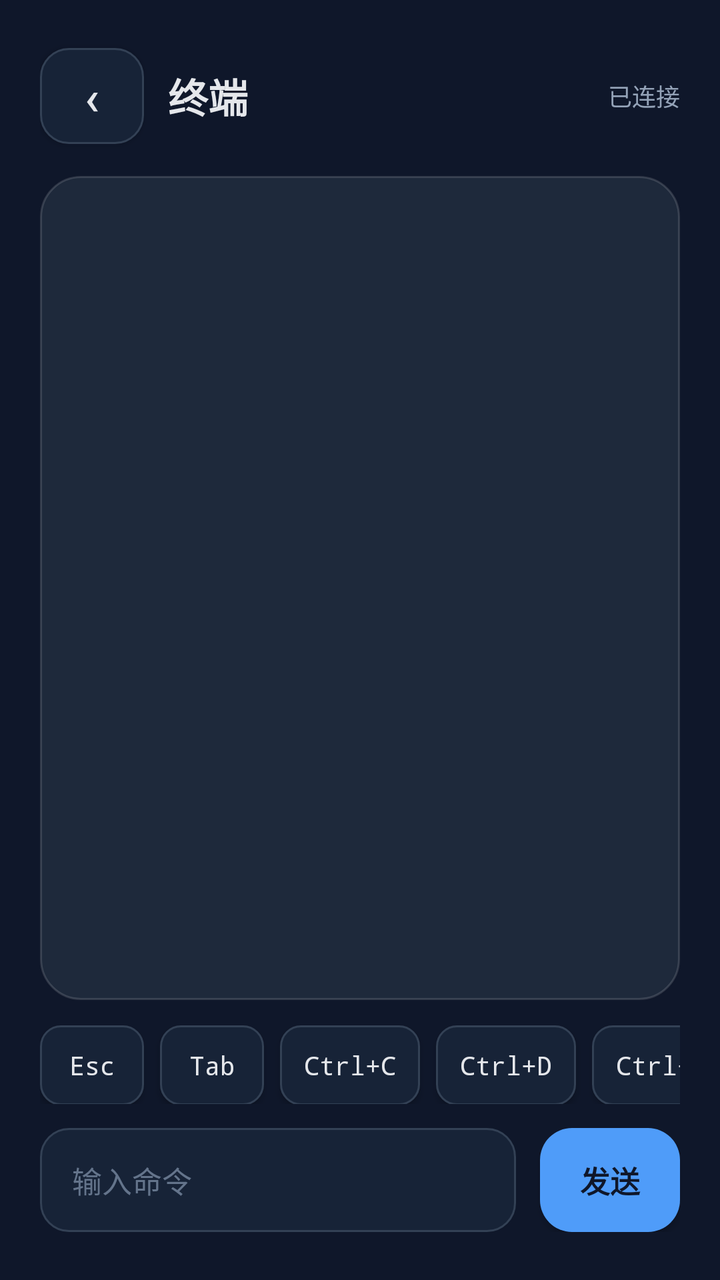
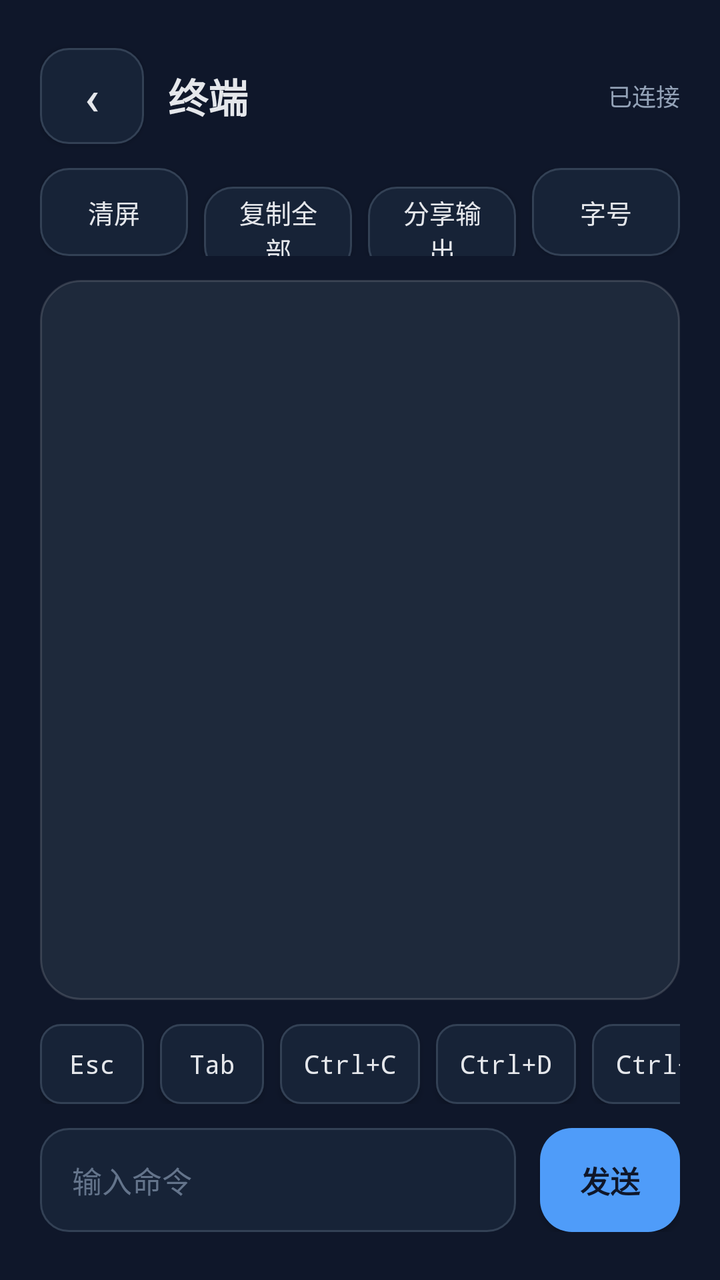

Compare the two renders of this Android layout. The source of the first and the diff that turns it into the second are given below.
<!-- AndroidManifest.xml: application theme Theme.CasdonLink -->
<!-- res/layout/activity_terminal.xml -->
<?xml version="1.0" encoding="utf-8"?>
<LinearLayout xmlns:android="http://schemas.android.com/apk/res/android"
    android:id="@+id/terminalRoot"
    style="@style/Widget.CasdonLink.Screen.Column">

    <LinearLayout style="@style/Widget.CasdonLink.Toolbar">

        <Button
            android:id="@+id/backButton"
            style="@style/Widget.CasdonLink.Button.Icon"
            android:text="‹" />

        <TextView
            android:id="@+id/terminalTitle"
            style="@style/Text.CasdonLink.ToolbarTitle"
            android:layout_width="0dp"
            android:layout_marginStart="@dimen/space_md"
            android:layout_weight="1"
            android:text="终端" />

        <TextView
            android:id="@+id/connectionState"
            style="@style/Text.CasdonLink.Caption"
            android:text="已连接" />
    </LinearLayout>

    <ScrollView
        android:id="@+id/terminalScroll"
        android:layout_width="match_parent"
        android:layout_height="0dp"
        android:layout_marginTop="@dimen/space_md"
        android:layout_weight="1"
        android:background="@drawable/bg_card"
        android:fillViewport="true"
        android:padding="@dimen/row_padding">

        <TextView
            android:id="@+id/terminalOutput"
            style="@style/Text.CasdonLink.Mono"
            android:textIsSelectable="true"
            android:text="" />
    </ScrollView>

    
    <HorizontalScrollView
        android:id="@+id/controlKeyScroll"
        style="@style/Widget.CasdonLink.KeyRow.Scroll">

        <LinearLayout style="@style/Widget.CasdonLink.KeyRow">

            <Button
                android:id="@+id/keyEsc"
                style="@style/Widget.CasdonLink.Button.Key"
                android:text="Esc" />

            <Button
                android:id="@+id/keyTab"
                style="@style/Widget.CasdonLink.Button.Key"
                android:text="Tab" />

            <Button
                android:id="@+id/keyCtrlC"
                style="@style/Widget.CasdonLink.Button.Key"
                android:text="Ctrl+C" />

            <Button
                android:id="@+id/keyCtrlD"
                style="@style/Widget.CasdonLink.Button.Key"
                android:text="Ctrl+D" />

            <Button
                android:id="@+id/keyCtrlZ"
                style="@style/Widget.CasdonLink.Button.Key"
                android:text="Ctrl+Z" />

            <Button
                android:id="@+id/keyCtrlL"
                style="@style/Widget.CasdonLink.Button.Key"
                android:text="Ctrl+L" />

            <Button
                android:id="@+id/keyHistoryPrev"
                style="@style/Widget.CasdonLink.Button.Key"
                android:contentDescription="上一条命令"
                android:text="↑" />

            <Button
                android:id="@+id/keyHistoryNext"
                style="@style/Widget.CasdonLink.Button.Key"
                android:contentDescription="下一条命令"
                android:text="↓" />

            
            <Button
                android:id="@+id/keyPipe"
                style="@style/Widget.CasdonLink.Button.Key"
                android:text="|" />

            <Button
                android:id="@+id/keySlash"
                style="@style/Widget.CasdonLink.Button.Key"
                android:text="/" />

            <Button
                android:id="@+id/keyDash"
                style="@style/Widget.CasdonLink.Button.Key"
                android:text="-" />

            <Button
                android:id="@+id/keyTilde"
                style="@style/Widget.CasdonLink.Button.Key"
                android:text="~" />

            
            <Button
                android:id="@+id/keyClear"
                style="@style/Widget.CasdonLink.Button.Key"
                android:contentDescription="清空本地终端显示"
                android:text="清屏" />

            <Button
                android:id="@+id/keyCopyAll"
                style="@style/Widget.CasdonLink.Button.Key"
                android:contentDescription="复制全部终端输出"
                android:text="复制全部" />
        </LinearLayout>
    </HorizontalScrollView>

    <LinearLayout
        android:layout_width="match_parent"
        android:layout_height="wrap_content"
        android:layout_marginTop="@dimen/space_md"
        android:gravity="center_vertical"
        android:orientation="horizontal">

        
        <EditText
            android:id="@+id/commandInput"
            style="@style/Widget.CasdonLink.EditText"
            android:layout_width="0dp"
            android:layout_weight="1"
            android:fontFamily="monospace"
            android:hint="输入命令"
            android:imeOptions="actionSend|flagNoExtractUi|flagNoPersonalizedLearning"
            android:inputType="textNoSuggestions" />

        <Button
            android:id="@+id/sendCommandButton"
            style="@style/Widget.CasdonLink.Button.Inline"
            android:layout_marginStart="@dimen/space_md"
            android:text="发送" />
    </LinearLayout>

</LinearLayout>
<!-- resources referenced by this layout -->
<resources>
  <dimen name="row_padding">14dp</dimen>
  <dimen name="space_md">12dp</dimen>
  <!-- drawable bg_card (drawable) -->
  <shape xmlns:android="http://schemas.android.com/apk/res/android">
      <solid android:color="@color/surface" />
      <stroke android:width="1dp" android:color="@color/card_stroke" />
      <corners android:radius="20dp" />
  </shape>
  <style name="Widget.CasdonLink.Button.Inline" parent="Widget.CasdonLink.Button.Primary">
          <item name="android:layout_width">@dimen/control_width_inline</item>
      </style>
  <style name="Widget.CasdonLink.KeyRow" parent="Widget.CasdonLink">
          <item name="android:layout_width">wrap_content</item>
          <item name="android:layout_height">wrap_content</item>
          <item name="android:orientation">horizontal</item>
      </style>
  <style name="Theme.CasdonLink" parent="Base.Theme.CasdonLink" />
  <color name="surface">#1E293B</color>
  <color name="card_stroke">#24FFFFFF</color>
  <style name="Text.CasdonLink" parent="" />
  <color name="text_secondary">#94A3B8</color>
  <dimen name="text_caption">12sp</dimen>
  <color name="text_primary">#E5E7EB</color>
  <dimen name="text_label">13sp</dimen>
  <dimen name="text_toolbar_title">20sp</dimen>
  <dimen name="icon_button_width">52dp</dimen>
  <dimen name="icon_button_height">48dp</dimen>
  <dimen name="text_icon">24sp</dimen>
  <dimen name="control_width_inline">70dp</dimen>
  <style name="Widget.CasdonLink.Button.Secondary" parent="Widget.CasdonLink.Button">
          <item name="android:background">@drawable/bg_input</item>
          <item name="android:textColor">@color/text_primary</item>
      </style>
  <dimen name="control_height_key">40dp</dimen>
  <dimen name="space_sm">8dp</dimen>
  <dimen name="control_width_key">52dp</dimen>
  <style name="Widget.CasdonLink" parent="" />
  <dimen name="control_height">52dp</dimen>
  <dimen name="field_padding_horizontal">@dimen/space_lg</dimen>
  <color name="text_hint">#64748B</color>
  <dimen name="text_body_large">15sp</dimen>
  <style name="Widget.CasdonLink.Screen" parent="" />
  <color name="background">#0F172A</color>
  <dimen name="screen_padding_horizontal">@dimen/space_xl</dimen>
  <dimen name="screen_padding_vertical">@dimen/space_xl</dimen>
  <dimen name="screen_padding_bottom">@dimen/space_2xl</dimen>
  <dimen name="toolbar_height">56dp</dimen>
  <dimen name="space_lg">16dp</dimen>
  <color name="input_surface">#172337</color>
  <color name="input_stroke">#334155</color>
  <!-- drawable bg_button (drawable) -->
  <shape xmlns:android="http://schemas.android.com/apk/res/android">
      <solid android:color="@color/primary" />
      <corners android:radius="16dp" />
  </shape>
  <dimen name="space_xl">20dp</dimen>
  <dimen name="space_2xl">24dp</dimen>
  <color name="primary">#4F9CF9</color>
  <color name="secondary">#5EEAD4</color>
  <style name="MaterialAlertDialog.CasdonLink" parent="MaterialAlertDialog.Material3">
          <item name="backgroundTint">@color/surface</item>
          <item name="shapeAppearance">@style/ShapeAppearance.CasdonLink.Dialog</item>
      </style>
  <style name="MaterialAlertDialog.CasdonLink.Body.Text" parent="MaterialAlertDialog.Material3.Body.Text">
          <item name="android:textColor">@color/text_primary</item>
          <item name="android:textSize">@dimen/text_body</item>
      </style>
  <style name="ShapeAppearance.CasdonLink.Dialog" parent="ShapeAppearance.Material3.Corner.ExtraLarge">
          <item name="cornerSize">20dp</item>
      </style>
  <dimen name="text_section_title">16sp</dimen>
  <dimen name="text_body">14sp</dimen>
  <!-- unchanged entries left out for length: 16 -->
</resources>

<!-- the commit's change to res/layout/activity_terminal.xml (unified diff, before → after) -->
@@ -22,6 +22,49 @@
             android:id="@+id/connectionState"
             style="@style/Text.CasdonLink.Caption"
             android:text="已连接" />
+    </LinearLayout>
+
+    
+    <LinearLayout
+        android:layout_width="match_parent"
+        android:layout_height="wrap_content"
+        android:layout_marginTop="@dimen/space_sm"
+        android:orientation="horizontal">
+
+        <Button
+            android:id="@+id/terminalClear"
+            style="@style/Widget.CasdonLink.Button.Small"
+            android:layout_width="0dp"
+            android:layout_weight="1"
+            android:minWidth="0dp"
+            android:text="清屏" />
+
+        <Button
+            android:id="@+id/terminalCopyAll"
+            style="@style/Widget.CasdonLink.Button.Small"
+            android:layout_width="0dp"
+            android:layout_marginStart="@dimen/space_sm"
+            android:layout_weight="1"
+            android:minWidth="0dp"
+            android:text="复制全部" />
+
+        <Button
+            android:id="@+id/terminalShare"
+            style="@style/Widget.CasdonLink.Button.Small"
+            android:layout_width="0dp"
+            android:layout_marginStart="@dimen/space_sm"
+            android:layout_weight="1"
+            android:minWidth="0dp"
+            android:text="分享输出" />
+
+        <Button
+            android:id="@+id/terminalFont"
+            style="@style/Widget.CasdonLink.Button.Small"
+            android:layout_width="0dp"
+            android:layout_marginStart="@dimen/space_sm"
+            android:layout_weight="1"
+            android:minWidth="0dp"
+            android:text="字号" />
     </LinearLayout>
 
     <ScrollView
@@ -110,19 +153,6 @@
                 android:id="@+id/keyTilde"
                 style="@style/Widget.CasdonLink.Button.Key"
                 android:text="~" />
-
-            
-            <Button
-                android:id="@+id/keyClear"
-                style="@style/Widget.CasdonLink.Button.Key"
-                android:contentDescription="清空本地终端显示"
-                android:text="清屏" />
-
-            <Button
-                android:id="@+id/keyCopyAll"
-                style="@style/Widget.CasdonLink.Button.Key"
-                android:contentDescription="复制全部终端输出"
-                android:text="复制全部" />
         </LinearLayout>
     </HorizontalScrollView>
 
<!-- resource entries referenced after the edit -->
@@ -10,6 +10,10 @@
   </shape>
   <style name="Widget.CasdonLink.Button.Inline" parent="Widget.CasdonLink.Button.Primary">
           <item name="android:layout_width">@dimen/control_width_inline</item>
+      </style>
+  <style name="Widget.CasdonLink.Button.Small" parent="Widget.CasdonLink.Button.Secondary">
+          <item name="android:layout_height">@dimen/control_height_small</item>
+          <item name="android:textSize">@dimen/text_label</item>
       </style>
   <style name="Widget.CasdonLink.KeyRow" parent="Widget.CasdonLink">
           <item name="android:layout_width">wrap_content</item>
@@ -36,6 +40,7 @@
   <dimen name="control_height_key">40dp</dimen>
   <dimen name="space_sm">8dp</dimen>
   <dimen name="control_width_key">52dp</dimen>
+  <dimen name="control_height_small">44dp</dimen>
   <style name="Widget.CasdonLink" parent="" />
   <dimen name="control_height">52dp</dimen>
   <dimen name="field_padding_horizontal">@dimen/space_lg</dimen>
